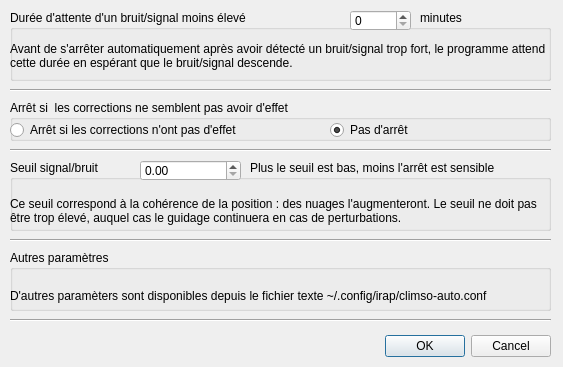
Before: the Qt Designer form src/parametres.ui in maelvls/climso-auto, drawn with Qt 5.
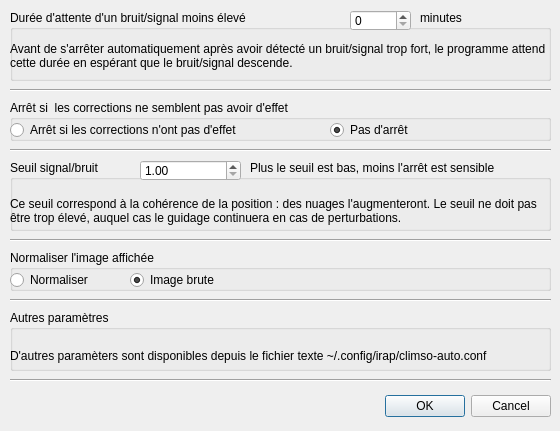
After: the same form once the commit is applied.

Commit message: Ajout de la possibilité de normaliser l'image ou pas

What changed in the file:
```diff
--- a/src/parametres.ui
+++ b/src/parametres.ui
@@ -6,8 +6,8 @@
    <rect>
     <x>0</x>
     <y>0</y>
-    <width>563</width>
-    <height>367</height>
+    <width>560</width>
+    <height>431</height>
    </rect>
   </property>
   <property name="windowTitle">
@@ -17,7 +17,7 @@
    <property name="geometry">
     <rect>
      <x>370</x>
-     <y>330</y>
+     <y>390</y>
      <width>181</width>
      <height>32</height>
     </rect>
@@ -169,8 +169,11 @@
       <height>21</height>
      </rect>
     </property>
+    <property name="minimum">
+     <double>1.000000000000000</double>
+    </property>
     <property name="maximum">
-     <double>100.000000000000000</double>
+     <double>1000.000000000000000</double>
     </property>
     <property name="singleStep">
      <double>0.010000000000000</double>
@@ -197,7 +200,7 @@
    <property name="geometry">
     <rect>
      <x>10</x>
-     <y>250</y>
+     <y>310</y>
      <width>541</width>
      <height>61</height>
     </rect>
@@ -265,7 +268,7 @@
    <property name="geometry">
     <rect>
      <x>10</x>
-     <y>310</y>
+     <y>290</y>
      <width>541</width>
      <height>20</height>
     </rect>
@@ -274,6 +277,64 @@
     <enum>Qt::Horizontal</enum>
    </property>
   </widget>
+  <widget class="Line" name="line_6">
+   <property name="geometry">
+    <rect>
+     <x>10</x>
+     <y>370</y>
+     <width>541</width>
+     <height>20</height>
+    </rect>
+   </property>
+   <property name="orientation">
+    <enum>Qt::Horizontal</enum>
+   </property>
+  </widget>
+  <widget class="QGroupBox" name="choixArretCasDeDivergence_2">
+   <property name="geometry">
+    <rect>
+     <x>10</x>
+     <y>250</y>
+     <width>541</width>
+     <height>41</height>
+    </rect>
+   </property>
+   <property name="title">
+    <string>Normaliser l'image affichée</string>
+   </property>
+   <widget class="QRadioButton" name="normaliser">
+    <property name="geometry">
+     <rect>
+      <x>0</x>
+      <y>20</y>
+      <width>111</width>
+      <height>20</height>
+     </rect>
+    </property>
+    <property name="text">
+     <string>Normaliser</string>
+    </property>
+    <property name="checked">
+     <bool>false</bool>
+    </property>
+   </widget>
+   <widget class="QRadioButton" name="nePasNormaliser">
+    <property name="geometry">
+     <rect>
+      <x>120</x>
+      <y>20</y>
+      <width>107</width>
+      <height>20</height>
+     </rect>
+    </property>
+    <property name="text">
+     <string>Image brute</string>
+    </property>
+    <property name="checked">
+     <bool>true</bool>
+    </property>
+   </widget>
+  </widget>
  </widget>
  <resources/>
  <connections>
```
The commit also changes 7 other files.
